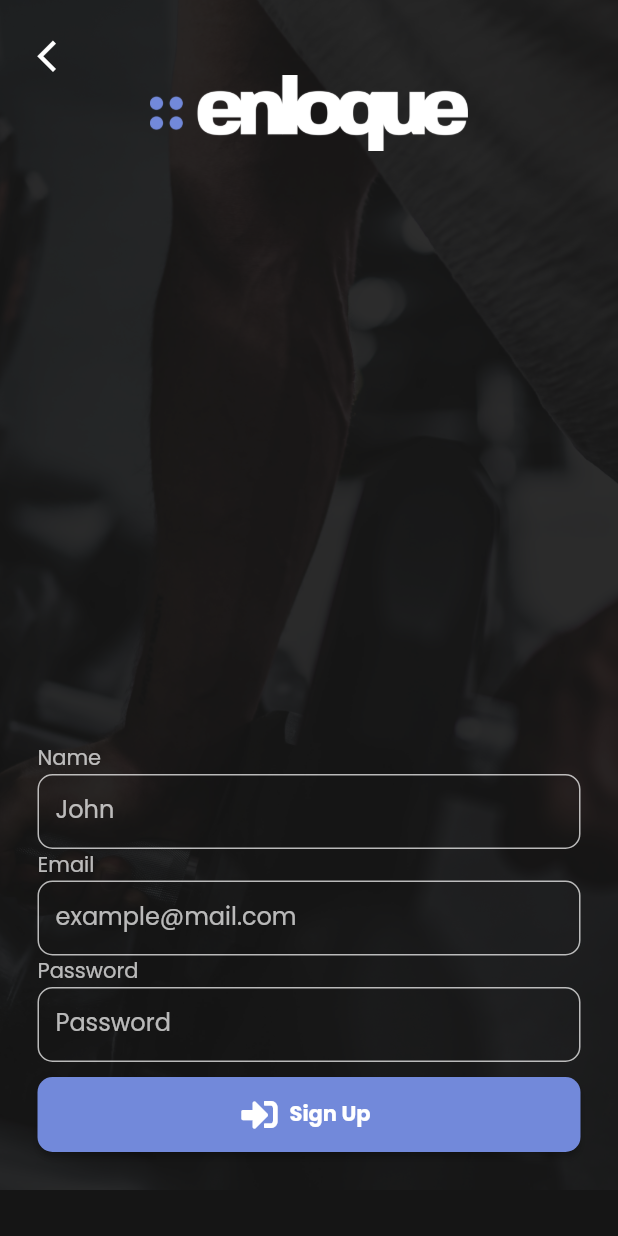
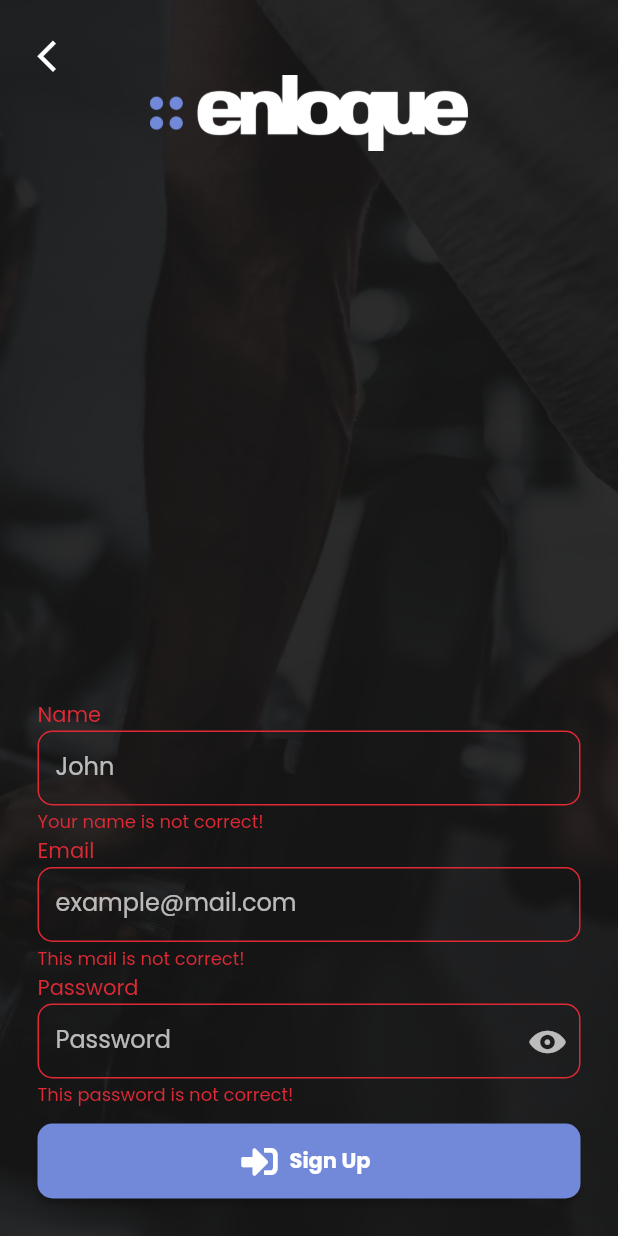
Before and after one commit to kowalunioo/shape, a Flutter app: the SignUpWithEmailScreen screen opened directly, after a tap on "Sign Up", on a phone screen of 412 x 824 dp. Run offline on Flutter 3.47's test engine with Material 2 defaults, Android fonts, the phone set to English and light mode, and no system bars; our stand-ins replace firebase_auth, firebase_core, font_awesome_flutter; accounts and stored records are empty.

Commit message:
Sign up screen is finally finished.

```diff
--- a/lib/screens/sign_up_email_screen.dart
+++ b/lib/screens/sign_up_email_screen.dart
@@ -1,4 +1,5 @@
 import 'package:enloquenutrition/utils/authentication_provider.dart';
+import 'package:enloquenutrition/utils/validation_service.dart';
 import 'package:enloquenutrition/utils/widgets/input_field.dart';
 import 'package:flutter/material.dart';
 import 'package:font_awesome_flutter/font_awesome_flutter.dart';
@@ -18,18 +19,28 @@ class SignUpWithEmailScreen extends StatefulWidget {
 
 class _SignUpWithEmailScreenState extends State<SignUpWithEmailScreen> {
 
+  bool isUsernameValidated = true;
+  bool isPasswordValidated = true;
+  bool isEmailValidated = true;
+
+  void Validate()
+  {
+    setState(()
+    {
+      isUsernameValidated = ValidationService().validateUsername(nameTextFieldController.text);
+      isEmailValidated = ValidationService().validateEmail(emailTextFieldController.text);
+      isPasswordValidated = ValidationService().validatePassword(passwordTextFieldController.text);
+    });
+  }
+
   @override
   Widget build(BuildContext context)
   {
     final availableWidth = MediaQuery.of(context).size.width - (padding * 2);
-    final availableHeight = MediaQuery.of(context).size.height - AppBar().preferredSize.height - MediaQuery.of(context).padding.top - MediaQuery.of(context).padding.bottom - backIconSize - MediaQuery.of(context).viewInsets.bottom;
+    final availableHeight = MediaQuery.of(context).size.height - backIconSize - MediaQuery.of(context).viewInsets.bottom;
 
     final logoWidth = availableWidth-150;
     final logoHeight = (availableWidth-150)/4.17;
-
-    final isUsernameError;
-    final isEmailError;
-    final isPasswordError;
 
     return SafeArea
     (
@@ -59,7 +70,7 @@ class _SignUpWithEmailScreenState extends State<SignUpWithEmailScreen> {
                 children:
                 [
                   buildHeader(logoWidth, logoHeight),
-                  buildBody(availableWidth)
+                  buildBody(availableWidth),
                 ],
               ),
             ),
@@ -93,7 +104,13 @@ class _SignUpWithEmailScreenState extends State<SignUpWithEmailScreen> {
       {
         try
         {
-          context.read<AuthenticationProvider>().registerWithNameEmailAndPassword(nameTextFieldController.text, emailTextFieldController.text, passwordTextFieldController.text);
+          Validate();
+          print(isUsernameValidated && isEmailValidated && isPasswordValidated);
+          if(isUsernameValidated && isEmailValidated && isPasswordValidated)
+          {
+            print('asd');
+            context.read<AuthenticationProvider>().registerWithNameEmailAndPassword(nameTextFieldController.text, emailTextFieldController.text, passwordTextFieldController.text);
+          }
         } catch(e) {
           print(e);
         }
@@ -119,6 +136,7 @@ class _SignUpWithEmailScreenState extends State<SignUpWithEmailScreen> {
           title: 'Name',
           placeHolder: 'John',
           errorText: 'Your name is not correct!',
+          isError: !isUsernameValidated,
           controller: nameTextFieldController,
           width: width,
         ),
@@ -127,6 +145,7 @@ class _SignUpWithEmailScreenState extends State<SignUpWithEmailScreen> {
           title: 'Email',
           placeHolder: 'example@mail.com',
           errorText: 'This mail is not correct!',
+          isError: !isEmailValidated,
           controller: emailTextFieldController,
           width: width,
         ),
@@ -135,6 +154,8 @@ class _SignUpWithEmailScreenState extends State<SignUpWithEmailScreen> {
           title: 'Password',
           placeHolder: 'Password',
           errorText: 'This password is not correct!',
+          isError: !isPasswordValidated,
+          obescureText: true,
           controller: passwordTextFieldController,
           width: width,
         ),
--- a/lib/utils/authentication_provider.dart
+++ b/lib/utils/authentication_provider.dart
@@ -1,6 +1,4 @@
-import 'package:flutter/material.dart';
 import 'package:firebase_auth/firebase_auth.dart';
-
 
 class AuthenticationProvider
 {
--- /dev/null
+++ b/lib/utils/validation_service.dart
@@ -0,0 +1,20 @@
+class ValidationService
+{
+  bool validateUsername(String usernameToValidate)
+  {
+    bool nameValid = usernameToValidate.isNotEmpty;
+    return nameValid;
+  }
+
+  bool validateEmail(String emailToValidate)
+  {
+    bool emailValid = RegExp(r"^[a-zA-Z0-9.a-zA-Z0-9.!#$%&'*+-/=?^_`{|}~]+@[a-zA-Z0-9]+\.[a-zA-Z]+").hasMatch(emailToValidate);
+    return emailValid;
+  }
+
+  bool validatePassword(String passwordToValidate)
+  {
+    bool passwordValid = RegExp(r"^(?=.*[0-9a-zA-Z]).{6,}").hasMatch(passwordToValidate);
+    return passwordValid;
+  }
+}
--- a/lib/utils/widgets/input_field.dart
+++ b/lib/utils/widgets/input_field.dart
@@ -45,7 +45,7 @@ class _InputStateField extends State<InputField> {
       ()
       { setState(()
         {
-          if(focusNode.hasFocus){ stateIsError = false; }
+          if(focusNode.hasFocus){ stateIsError = false;}
         });
       }
     );
@@ -71,7 +71,7 @@ class _InputStateField extends State<InputField> {
       children:
       [
         createTitle(),
-        createTextField(),
+        createTextFieldStack(),
         if(stateIsError) ...[createError()]
       ]
     );
@@ -85,7 +85,7 @@ class _InputStateField extends State<InputField> {
       style: TextStyle
       (
         color: getTitleColor(),
-        fontWeight: FontWeight.w400
+        fontWeight: FontWeight.w500
       ),
     );
   }
@@ -96,8 +96,8 @@ class _InputStateField extends State<InputField> {
       return accentColor;
     else if (stateIsError)
       return errorColor;
-
-    return notActiveColor;
+    else
+      return notActiveColor;
   }
 
   Widget createTextFieldStack()
@@ -112,7 +112,7 @@ class _InputStateField extends State<InputField> {
           (
             top: 0,
             bottom: 0,
-            right: 0,
+            right: 10,
             child: createShowEye()
           )
         ]
@@ -131,7 +131,7 @@ class _InputStateField extends State<InputField> {
           stateObsecureText = !stateObsecureText;
         });
       },
-      child: Icon(CupertinoIcons.eye_fill, color: widget.controller.text.isNotEmpty ? primaryColor : notActiveColor),
+      child: Icon(CupertinoIcons.eye_fill, color: stateObsecureText ? notActiveColor : primaryColor.withOpacity(0.9)),
     );
   }
 
@@ -173,7 +173,7 @@ class _InputStateField extends State<InputField> {
     return Container
     (
       padding: const EdgeInsets.only(top: 2),
-      child: Text(widget.errorText, style: const TextStyle(color: errorColor)),
+      child: Text(widget.errorText, style: const TextStyle(color: errorColor, fontSize: 12)),
     );
   }
 }
--- a/pubspec.yaml
+++ b/pubspec.yaml
@@ -92,6 +92,9 @@ flutter:
     - family: Poppins
       fonts:
         - asset: assets/fonts/Poppins-Regular.ttf
+          weight: 400
+        - asset: assets/fonts/Poppins-SemiBold.ttf
+          weight: 500
         - asset: assets/fonts/Poppins-Bold.ttf
           weight: 700
   #
```
